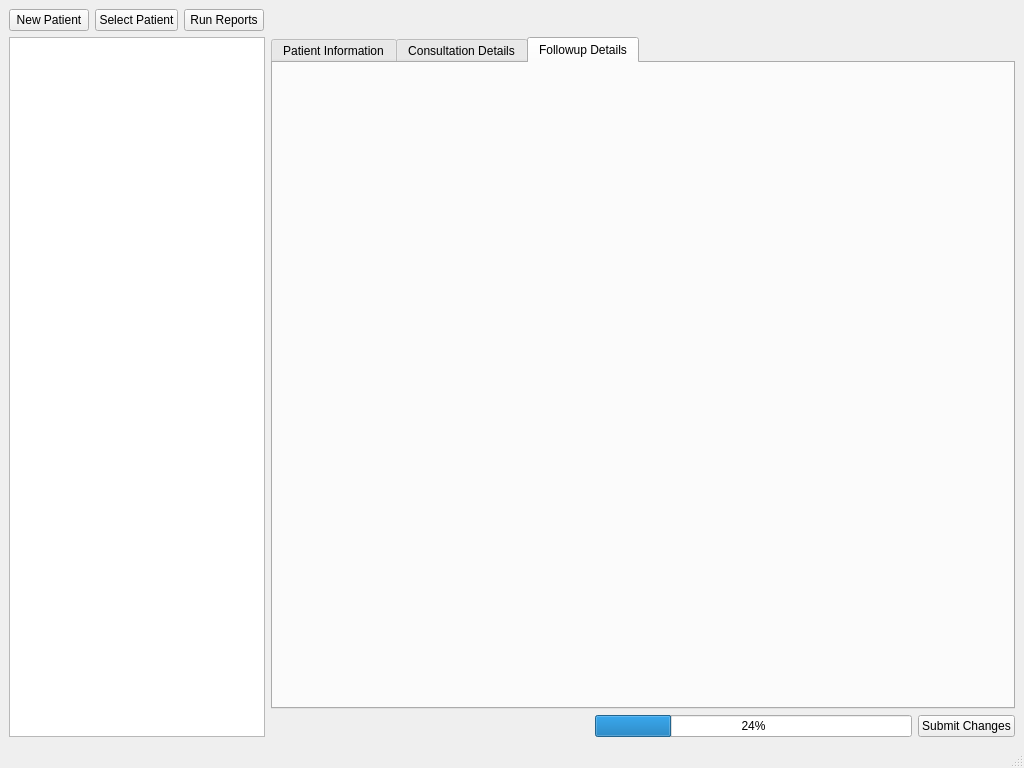
First picture: the form in CuCare/mainwindow.ui, repository svershin/cuCare, before the edit.
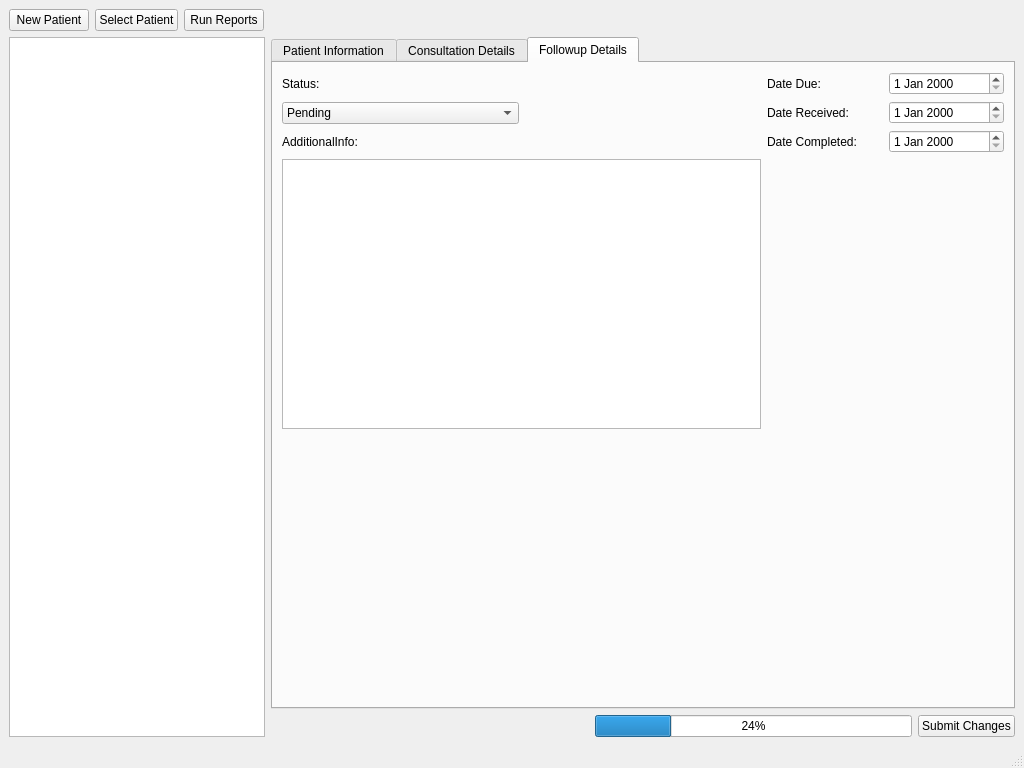
Second picture: the form after the edit. The open tabs and pages were chosen to show the change.

Commit message: Followup details page done.

Patch:
```diff
--- a/CuCare/mainwindow.ui
+++ b/CuCare/mainwindow.ui
@@ -438,6 +438,96 @@
        <attribute name="title">
         <string>Followup Details</string>
        </attribute>
+       <layout class="QGridLayout" name="gridLayout_5">
+        <item row="0" column="0">
+         <widget class="QLabel" name="FollowupStatusLabel">
+          <property name="text">
+           <string>Status:</string>
+          </property>
+         </widget>
+        </item>
+        <item row="0" column="2" rowspan="3">
+         <layout class="QGridLayout" name="FollowupDatesGridLayout">
+          <item row="0" column="0">
+           <widget class="QLabel" name="DateDueLabel">
+            <property name="text">
+             <string>Date Due:</string>
+            </property>
+           </widget>
+          </item>
+          <item row="0" column="1">
+           <widget class="QDateEdit" name="DueDateEdit"/>
+          </item>
+          <item row="1" column="0">
+           <widget class="QLabel" name="DateReceivedLabel">
+            <property name="text">
+             <string>Date Received:</string>
+            </property>
+           </widget>
+          </item>
+          <item row="1" column="1">
+           <widget class="QDateEdit" name="ReceivedDateEdit"/>
+          </item>
+          <item row="2" column="0">
+           <widget class="QLabel" name="DateCompletedLabel">
+            <property name="text">
+             <string>Date Completed:</string>
+            </property>
+           </widget>
+          </item>
+          <item row="2" column="1">
+           <widget class="QDateEdit" name="CompletedDateEdit"/>
+          </item>
+         </layout>
+        </item>
+        <item row="1" column="0">
+         <widget class="QComboBox" name="FollowupStatusComboBox">
+          <item>
+           <property name="text">
+            <string>Pending</string>
+           </property>
+          </item>
+          <item>
+           <property name="text">
+            <string>Overdue</string>
+           </property>
+          </item>
+          <item>
+           <property name="text">
+            <string>Received</string>
+           </property>
+          </item>
+          <item>
+           <property name="text">
+            <string>Completed</string>
+           </property>
+          </item>
+         </widget>
+        </item>
+        <item row="2" column="0">
+         <widget class="QLabel" name="label">
+          <property name="text">
+           <string>AdditionalInfo:</string>
+          </property>
+         </widget>
+        </item>
+        <item row="3" column="0" colspan="2">
+         <widget class="QTextEdit" name="textEdit"/>
+        </item>
+        <item row="4" column="1">
+         <spacer name="verticalSpacer_6">
+          <property name="orientation">
+           <enum>Qt::Vertical</enum>
+          </property>
+          <property name="sizeHint" stdset="0">
+           <size>
+            <width>20</width>
+            <height>237</height>
+           </size>
+          </property>
+         </spacer>
+        </item>
+       </layout>
       </widget>
      </widget>
     </item>
```
Left out of the diff: 29 changed lines with no effect on the pictures.
